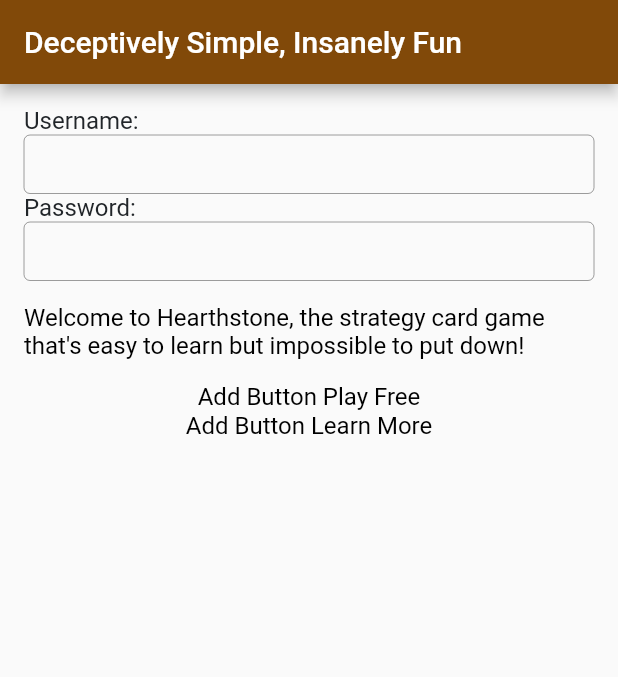
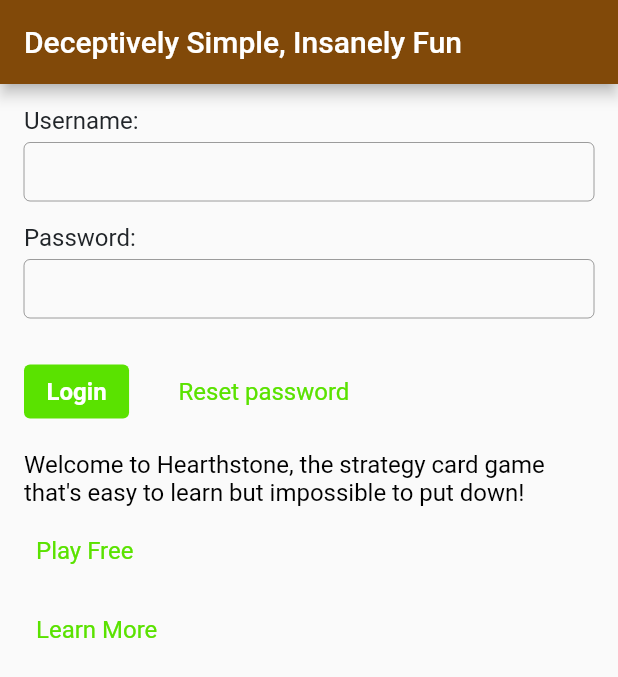
Before and after one commit to Gadzhik/hearthstone, a Flutter app: the screen it shows after launch, on a phone screen of 412 x 824 dp. Shown: the top 677 px of the screen. Run offline on Flutter 3.47's test engine with Material 2 defaults, Android fonts, the light colour scheme and no system bars.

Commit message:
Add auth and register form

```diff
--- /dev/null
+++ b/hearthstone/lib/Theme/app_button_style.dart
@@ -0,0 +1,11 @@
+import 'package:flutter/material.dart';
+
+abstract class AppButtonStyle {
+  static final ButtonStyle linkButton = ButtonStyle(
+    foregroundColor:
+        MaterialStateProperty.all(const Color.fromARGB(255, 90, 226, 0)),
+    textStyle: MaterialStateProperty.all(
+      TextStyle(fontSize: 16, fontWeight: FontWeight.w400),
+    ),
+  );
+}
--- a/hearthstone/lib/widgets/auth/auth_widget.dart
+++ b/hearthstone/lib/widgets/auth/auth_widget.dart
@@ -1,5 +1,7 @@
 // Для сохранения данных будем использовать StateFull widget
 import 'package:flutter/material.dart';
+
+import '../../Theme/app_button_style.dart';
 
 class AuthWidget extends StatefulWidget {
   const AuthWidget({Key? key}) : super(key: key);
@@ -37,6 +39,7 @@
     return Padding(
       padding: const EdgeInsets.symmetric(horizontal: 16),
       child: Column(
+        crossAxisAlignment: CrossAxisAlignment.start,
         children: [
           SizedBox(height: 15),
           _FormWidget(),
@@ -46,14 +49,18 @@
             "Welcome to Hearthstone, the strategy card game that's easy to learn but impossible to put down!",
             style: textStyle,
           ),
-          SizedBox(height: 15),
-          Text(
-            "Add Button Play Free",
-            style: textStyle,
+          SizedBox(height: 5),
+          // Кнопка Play Free
+          TextButton(
+            style: AppButtonStyle.linkButton,
+            onPressed: () {},
+            child: Text("Play Free"),
           ),
-          Text(
-            "Add Button Learn More",
-            style: textStyle,
+          SizedBox(height: 5),
+          TextButton(
+            style: AppButtonStyle.linkButton,
+            onPressed: () {},
+            child: Text("Learn More"),
           ),
         ],
       ),
@@ -70,6 +77,32 @@
 }
 
 class __FormWidgetState extends State<_FormWidget> {
+  // Добавляем контроллеры
+  final _loginTextController = TextEditingController();
+  final _passwordTextController = TextEditingController();
+  // Показываем сообщение о валидации на экране
+  String? errorText = null;
+
+  // Добавляем форму авторизации
+  void _auth() {
+    // По нажатии кнопки _auth, мы обращаемся к _loginTextController и получаем от него text
+    final login = _loginTextController.text;
+    final password = _passwordTextController.text;
+    // Валидируем
+    if (login == 'admin' && password == 'admin') {
+      errorText = null;
+      print('Open app');
+    } else {
+      errorText = 'Login Error!';
+    }
+    setState(() {});
+  }
+
+  // Добавляем форму сброса пароля
+  void _resetPassword() {
+    print("Reset Passwd");
+  }
+
   @override
   Widget build(BuildContext context) {
     // Добавляем переменную для стилей формы регистрации
@@ -77,6 +110,8 @@
       fontSize: 16,
       color: Color(0xFF212529),
     );
+    // Задаем цвет рамки полей регистрации
+    final color = Color.fromARGB(255, 90, 226, 0);
     // Добавляем границу для полей ввода
     final textFieldDecorator = const InputDecoration(
       border: OutlineInputBorder(),
@@ -84,30 +119,78 @@
       contentPadding: EdgeInsets.symmetric(horizontal: 10, vertical: 10),
       isCollapsed: true,
     );
+    final errorText = this.errorText;
     return Column(
       // Выравниваем текст по левой стороне
       crossAxisAlignment: CrossAxisAlignment.start,
       children: [
+        if (errorText != null) ...[
+          Text(
+            errorText,
+            style: TextStyle(
+              fontSize: 17,
+              color: Colors.red,
+            ),
+          ),
+          SizedBox(height: 15),
+        ],
         Text(
           "Username:",
           style: textStyle,
         ),
+        SizedBox(height: 5),
         TextField(
+          // Добавляем контроллер
+          controller: _loginTextController,
           // Добавляем границу для полей ввода
           decoration: textFieldDecorator,
         ),
+        SizedBox(height: 15),
         Text(
           "Password:",
           style: textStyle,
         ),
+        SizedBox(height: 5),
         TextField(
+          // Добавляем контроллер
+          controller: _passwordTextController,
           // Добавляем границу для полей ввода
           decoration: textFieldDecorator,
+          // Скрываем символы в поле пароля
+          obscureText: true,
+        ),
+        SizedBox(height: 25),
+        // Добавляем кнопки
+        Row(
+          children: [
+            TextButton(
+              onPressed: _auth,
+              style: ButtonStyle(
+                backgroundColor: MaterialStateProperty.all(color),
+                foregroundColor: MaterialStateProperty.all(Colors.white),
+                textStyle: MaterialStateProperty.all(
+                  TextStyle(fontSize: 16, fontWeight: FontWeight.w700),
+                ),
+                padding: MaterialStateProperty.all(
+                  EdgeInsets.symmetric(
+                    horizontal: 15,
+                    vertical: 8,
+                  ),
+                ),
+              ),
+              child: Text('Login'),
+            ),
+            SizedBox(width: 25),
+            TextButton(
+              onPressed: _resetPassword,
+              style: AppButtonStyle.linkButton,
+              child: Text('Reset password'),
+            ),
+          ],
         ),
       ],
     );
   }
 }
 
-
 // time: 36.00
```
